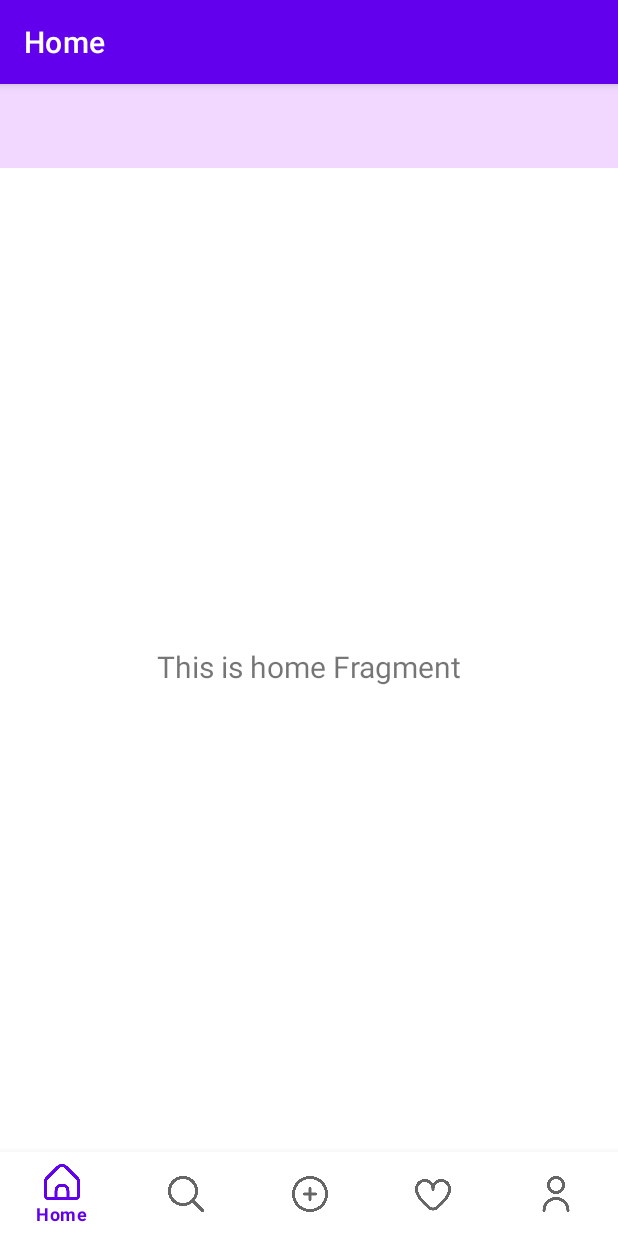
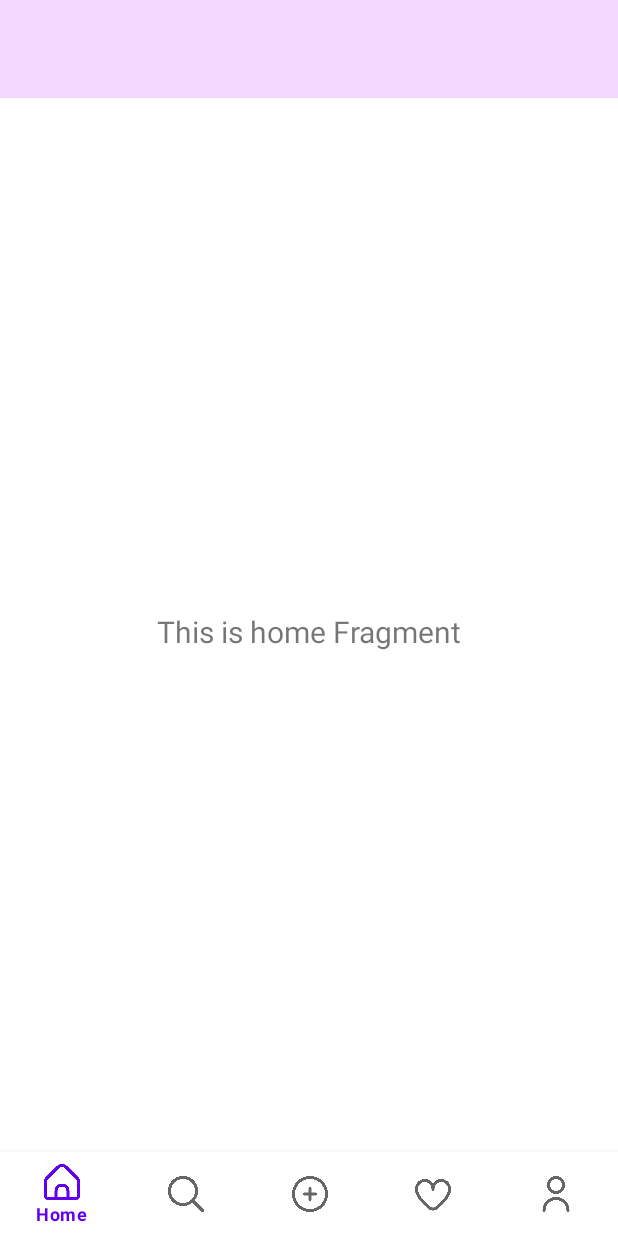
Before and after one commit to thingsdonebymansi/IGClone, an Android app: the screen it shows after launch (MainActivity), on a phone screen of 412 x 824 dp. Run offline under Robolectric (Android 15) with nearby library versions, the phone set to English and light mode, and no system bars; our stand-ins replace navigation-ui.

Commit message:
fourth commit - hid the action bar and other small ui changes

```diff
--- a/app/src/main/java/com/guptamansi/igclone/MainActivity.kt
+++ b/app/src/main/java/com/guptamansi/igclone/MainActivity.kt
@@ -19,6 +19,10 @@ class MainActivity : AppCompatActivity() {
         binding = ActivityMainBinding.inflate(layoutInflater)
         setContentView(binding.root)
 
+        // Hide the Action bar
+        supportActionBar?.hide()
+
+
         val navView: BottomNavigationView = binding.navView
 
         val navController = findNavController(R.id.nav_host_fragment_activity_main)
--- a/app/src/main/res/layout/activity_main.xml
+++ b/app/src/main/res/layout/activity_main.xml
@@ -8,10 +8,9 @@
     <androidx.appcompat.widget.Toolbar
         android:id="@+id/toolbar"
         android:layout_width="match_parent"
-        android:layout_height="wrap_content"
+        android:layout_height="65dp"
         android:layout_alignParentTop="true"
-        android:background="#27AA00FF"
-        android:minHeight="?attr/actionBarSize" />
+        android:background="#27AA00FF" />
 
     <com.google.android.material.bottomnavigation.BottomNavigationView
         android:id="@+id/nav_view"
```
